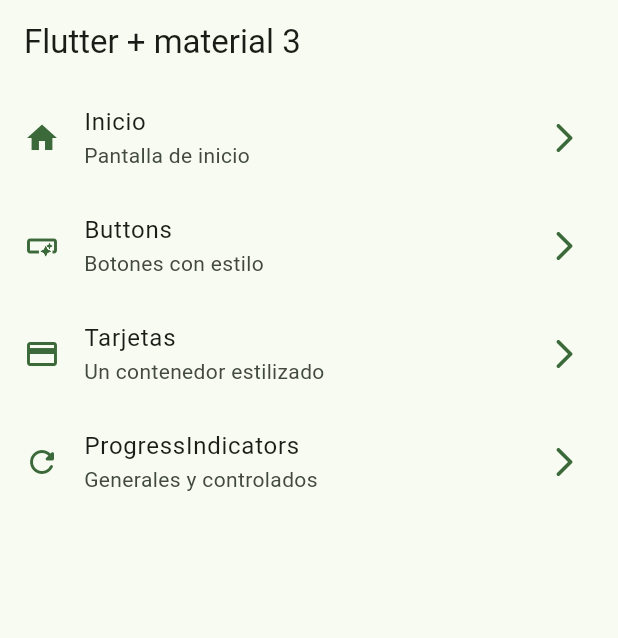
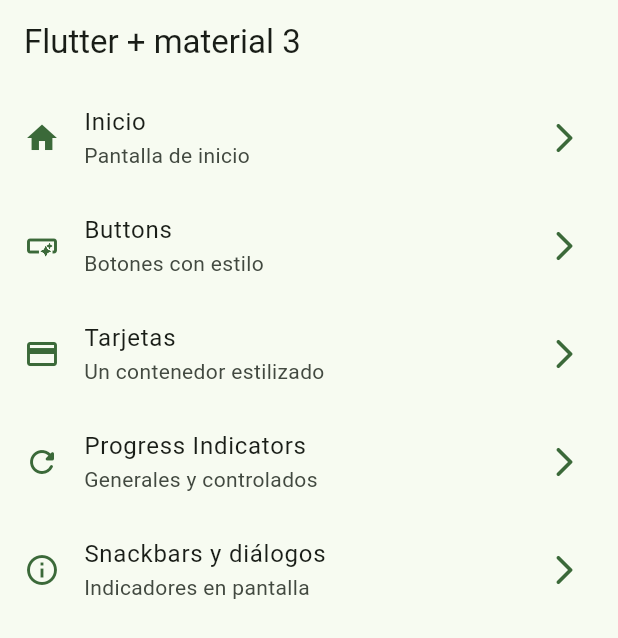
Before and after one commit to Deckgeld/widgets_app, a Flutter app: the screen it shows after launch, on a phone screen of 412 x 824 dp. Shown: the top 638 px of the screen. Run offline on Flutter 3.47's test engine with Material 3 defaults, Android fonts, the phone set to English and light mode, and no system bars; our stand-ins replace go_router.

Commit message:
snackbars and dialog finished

```diff
--- a/lib/config/menu/menu_items.dart
+++ b/lib/config/menu/menu_items.dart
@@ -35,9 +35,15 @@ const appMenuItems = <MenuItem>[
   ),
 
   MenuItem(
-    title: 'ProgressIndicators',
+    title: 'Progress Indicators',
     subTitle: 'Generales y controlados',
     link: '/progress',
     icon: Icons.refresh_rounded,
   ),
+  MenuItem(
+    title: 'Snackbars y diálogos',
+    subTitle: 'Indicadores en pantalla ',
+    link: '/snackbars',
+    icon: Icons.info_outline,
+  ),
 ];
--- a/lib/config/router/app_router.dart
+++ b/lib/config/router/app_router.dart
@@ -24,5 +24,10 @@ final appRouter = GoRouter(
       name: ProgressScreen.name,
       builder: (context, state) => const ProgressScreen(),
     ),
+    GoRoute(
+      path: '/snackbars',
+      name: SnackbarScreen.name,
+      builder: (context, state) => const SnackbarScreen(),
+    ),
   ],
 );
--- a/lib/main.dart
+++ b/lib/main.dart
@@ -13,6 +13,7 @@ class MainApp extends StatelessWidget {
   @override
   Widget build(BuildContext context) {
     return MaterialApp.router(
+      title: 'Flutter Widgets',
       routerConfig: appRouter,
       debugShowCheckedModeBanner: false,
       theme: AppTheme(selectColor: 1).getTheme(),
```
Also changed, not shown: lib/presentation/screens/snackbar/snackbar.dart (+63 -1 lines).
